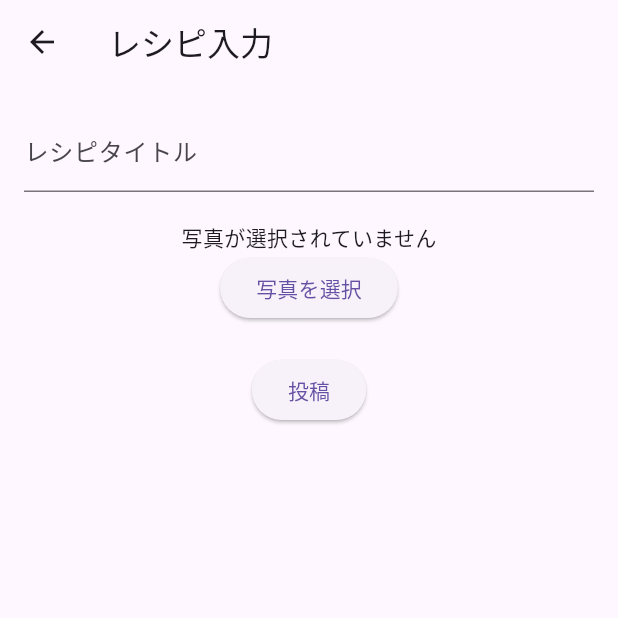
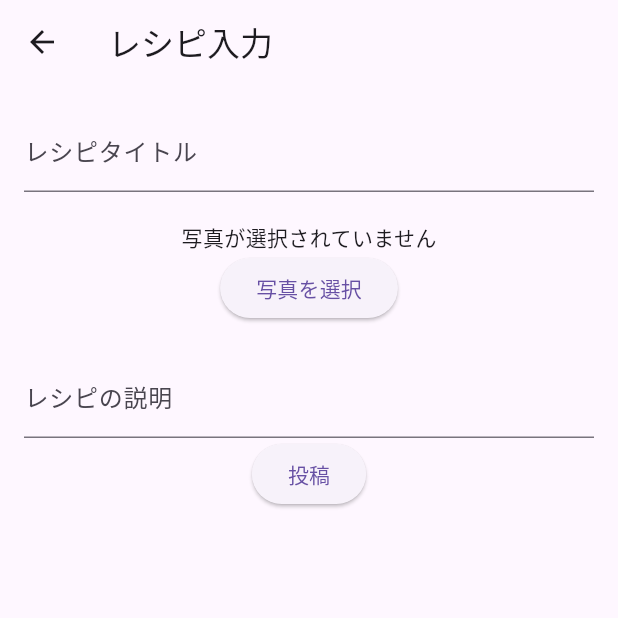
Before and after one commit to garden905/OryoriMemorun, a Flutter app: the screen it shows after launch, item 2 of the bottom bar chosen, after a tap on the "add" icon, on a phone screen of 412 x 824 dp, the top half of it. Run offline on Flutter 3.47's test engine with Material 3 defaults, Android fonts, the phone set to English and light mode, and no system bars; our stand-ins replace image_picker, sqflite; accounts and stored records are empty.

Commit message:
レシピのメッセージ投稿機能追加

```diff
--- a/lib/database_helper.dart
+++ b/lib/database_helper.dart
@@ -11,6 +11,7 @@ class DatabaseHelper {
   static final columnId = 'id';
   static final columnName = 'name';
   static final columnPhoto = 'photo'; // photoカラムを追加
+  static final columnDescription = 'description';
 
   // 無名コンストラクタの追加
   DatabaseHelper();
@@ -34,13 +35,11 @@ class DatabaseHelper {
   }
 
   Future _onCreate(Database db, int version) async {
-    await db.execute('''
-      CREATE TABLE $table (
-        $columnId INTEGER PRIMARY KEY,
-        $columnName TEXT NOT NULL,
-        $columnPhoto TEXT NOT NULL
-      )
-    ''');
+    await db.execute("CREATE TABLE $table ("
+        "$columnId INTEGER PRIMARY KEY, "
+        "$columnName TEXT NOT NULL, "
+        "$columnPhoto TEXT NOT NULL, "
+        "$columnDescription TEXT NOT NULL)");
   }
 
   Future _onUpgrade(Database db, int oldVersion, int newVersion) async {
@@ -53,7 +52,8 @@ class DatabaseHelper {
 
   Future<int> insertRecipe(Recipe recipe) async {
     Database db = await database;
-    return await db.insert(table, recipe.toMap());
+    return await db.insert(table, recipe.toMap(),
+        conflictAlgorithm: ConflictAlgorithm.replace);
   }
 
   Future<List<Recipe>> queryAllRecipes() async {
@@ -69,4 +69,9 @@ class DatabaseHelper {
     return await db.update(table, recipe.toMap(),
         where: '$columnId = ?', whereArgs: [recipe.id]);
   }
+
+  Future<void> clearTable() async {
+    final db = await database;
+    await db.execute('DELETE FROM example');
+  }
 }
--- a/lib/main.dart
+++ b/lib/main.dart
@@ -3,6 +3,7 @@ import 'recipe.dart';
 import 'database_helper.dart';
 import 'package:image_picker/image_picker.dart';
 import 'dart:io';
+import 'recipe_detail_page.dart';
 
 void main() {
   runApp(MyApp());
@@ -108,8 +109,19 @@ class RecipeListPage extends StatelessWidget {
         body: ListView.builder(
           itemCount: recipes.length,
           itemBuilder: (context, index) {
-          return ListTile(
-            title: Text(recipes[index].name),
+            final recipe = recipes[index];
+            return GestureDetector(
+              onTap: () {
+                Navigator.push(
+                  context,
+                  MaterialPageRoute(
+                    builder: (context) => RecipeDetailPage(recipe: recipe),
+                  ),
+                );
+              },
+              child: ListTile(
+                title: Text(recipe.name),
+              ),
             );
           },
         ),
@@ -117,24 +129,35 @@ class RecipeListPage extends StatelessWidget {
           onPressed: () async {
             final result = await Navigator.push(
               context,
-            MaterialPageRoute(builder: (context) => RecipeInputPage()),
+              MaterialPageRoute(builder: (context) => const RecipeInputPage()),
             );
 
-          if (result != null) {
-            final newRecipe =
-                Recipe(name: result['title'], photo: result['photo']);
+            if (result != null &&
+                result['title'] != null &&
+                result['photo'] != null &&
+                result['description'] != null) {
+              final newRecipe = Recipe(
+                id: DateTime.now().millisecondsSinceEpoch, // int型のIDを使用
+                name: result['title'],
+                photo: result['photo'],
+                description: result['description'],
+              );
               final dbHelper = DatabaseHelper();
               await dbHelper.insertRecipe(newRecipe);
               onAdd(newRecipe);
+            } else {
+              // ロギングフレームワークを使用
+              debugPrint('タイトルや写真がnullのため、投稿できません');
             }
           },
-        child: Icon(Icons.add),
-      ),
-    );
+          child: const Icon(Icons.add),
+        ));
   }
 }
 
 class RecipeInputPage extends StatefulWidget {
+  const RecipeInputPage({Key? key}) : super(key: key); // keyパラメータを追加
+
   @override
   _RecipeInputPageState createState() => _RecipeInputPageState();
 }
@@ -143,7 +166,7 @@ class _RecipeInputPageState extends State<RecipeInputPage> {
   final _formKey = GlobalKey<FormState>();
   String _recipeTitle = '';
   File? _recipePhoto; // File型に変更
-
+  String _recipeDiscription = '';
   final ImagePicker _picker = ImagePicker();
 
   Future<void> _pickImage() async {
@@ -182,12 +205,21 @@ class _RecipeInputPageState extends State<RecipeInputPage> {
                 child: Text('写真を選択'),
               ),
               SizedBox(height: 20),
+              TextFormField(
+                decoration: InputDecoration(labelText: 'レシピの説明'),
+                onSaved: (value) {
+                  _recipeDiscription = value!;
+                },
+              ),
               ElevatedButton(
                 onPressed: () {
                   if (_formKey.currentState!.validate()) {
                     _formKey.currentState!.save();
-                    Navigator.pop(context,
-                        {'title': _recipeTitle, 'photo': _recipePhoto?.path});
+                    Navigator.pop(context, {
+                      'title': _recipeTitle,
+                      'photo': _recipePhoto?.path,
+                      'description': _recipeDiscription,
+                    });
                   }
                 },
                 child: Text('投稿'),
```
Also changed, not shown: lib/recipe.dart (+15 -9 lines), lib/recipe_detail_page.dart (added, +33 -0 lines). Lines whose indentation alone changed are shown as unchanged.
